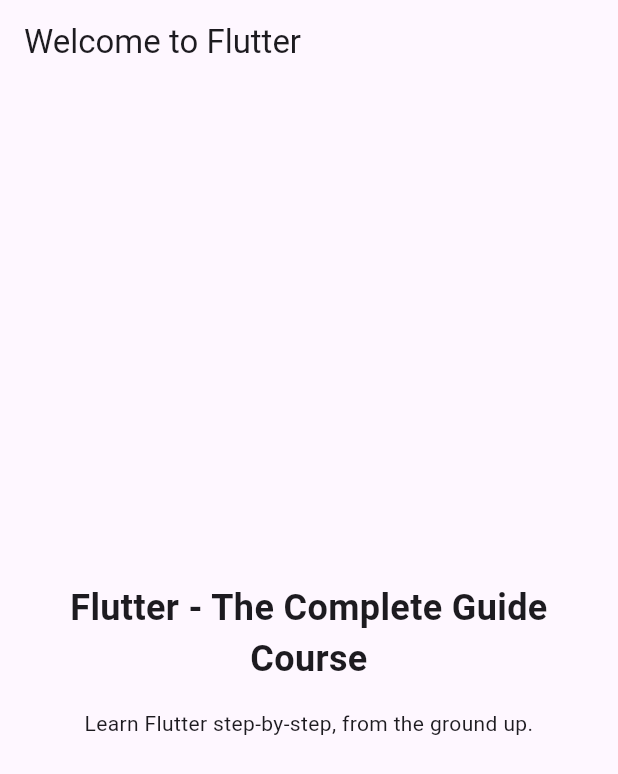
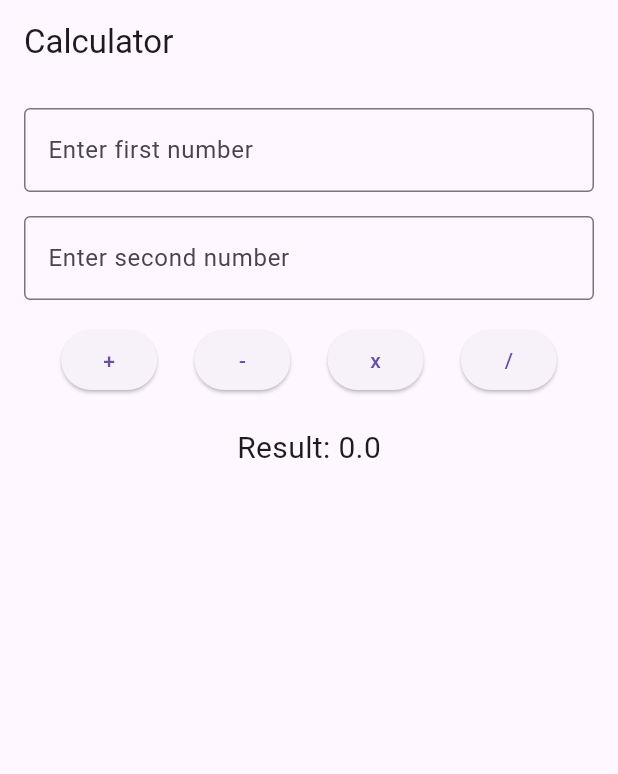
Before and after one commit to Samuel-Tefera/flutter-101, a Flutter app: the screen it shows after launch, on a phone screen of 412 x 824 dp. Shown: the top 774 px of the screen. Run offline on Flutter 3.47's test engine with Material 3 defaults, Android fonts, the phone set to English and light mode, and no system bars.

Commit message:
build simple calculator

```diff
--- a/first_app/lib/main.dart
+++ b/first_app/lib/main.dart
@@ -1,47 +1,97 @@
 import 'package:flutter/material.dart';
 
 void main() {
-  runApp(const MyApp());
+  runApp(MyApp());
 }
 
-// With Flutter, you create user interfaces by combining "widgets"
-// You'll learn all about them (and much more) throughout this course!
 class MyApp extends StatelessWidget {
-  const MyApp({super.key});
-
-  // Every custom widget must have a build() method
-  // It tells Flutter, which widgets make up your custom widget
-  // Again: You'll learn all about that throughout the course!
   @override
   Widget build(BuildContext context) {
-    // Below, a bunch of built-in widgets are used (provided by Flutter)
-    // They will be explained in the next sections
-    // In this course, you will, of course, not just use them a lot but
-    // also learn about many other widgets!
     return MaterialApp(
-      title: 'Flutter First App',
-      theme: ThemeData(useMaterial3: true),
-      home: Scaffold(
-        appBar: AppBar(title: const Text('Welcome to Flutter')),
-        body: Container(
-          width: double.infinity,
-          padding: const EdgeInsets.all(12),
-          child: Column(
-            mainAxisAlignment: MainAxisAlignment.center,
-            crossAxisAlignment: CrossAxisAlignment.center,
-            children: const [
-              Text(
-                'Flutter - The Complete Guide Course',
-                textAlign: TextAlign.center,
-                style: TextStyle(fontSize: 24, fontWeight: FontWeight.bold),
+      home: AddNumbersPage(),
+      debugShowCheckedModeBanner: false,
+    );
+  }
+}
+
+class AddNumbersPage extends StatefulWidget {
+  @override
+  _AddNumbersPageState createState() => _AddNumbersPageState();
+}
+
+class _AddNumbersPageState extends State<AddNumbersPage> {
+  final TextEditingController num1Controller = TextEditingController();
+  final TextEditingController num2Controller = TextEditingController();
+
+  double result = 0;
+
+  double getNum1() => double.tryParse(num1Controller.text) ?? 0;
+  double getNum2() => double.tryParse(num2Controller.text) ?? 0;
+
+  void addNumbers() {
+    setState(() {
+      result = getNum1() + getNum2();
+    });
+  }
+
+  void subtractNumbers() {
+    setState(() {
+      result = getNum1() - getNum2();
+    });
+  }
+
+  void multiplayNumber() {
+    setState(() {
+      result = getNum1() * getNum2();
+    });
+  }
+
+  void divideNumbers() {
+    setState(() {
+      result = getNum1() / getNum2();
+    });
+  }
+
+  @override
+  Widget build(BuildContext context) {
+    return Scaffold(
+      appBar: AppBar(title: Text("Calculator")),
+      body: Padding(
+        padding: const EdgeInsets.all(16.0),
+        child: Column(
+          children: [
+            TextField(
+              controller: num1Controller,
+              keyboardType: TextInputType.number,
+              decoration: InputDecoration(
+                labelText: "Enter first number",
+                border: OutlineInputBorder(),
               ),
-              SizedBox(height: 16),
-              Text(
-                'Learn Flutter step-by-step, from the ground up.',
-                textAlign: TextAlign.center,
+            ),
+            SizedBox(height: 16),
+            TextField(
+              controller: num2Controller,
+              keyboardType: TextInputType.number,
+              decoration: InputDecoration(
+                labelText: "Enter second number",
+                border: OutlineInputBorder(),
               ),
-            ],
-          ),
+            ),
+            SizedBox(height: 16),
+
+            Row(
+              mainAxisAlignment: MainAxisAlignment.spaceEvenly,
+              children: [
+                ElevatedButton(onPressed: addNumbers, child: Text("+")),
+                ElevatedButton(onPressed: subtractNumbers, child: Text("-")),
+                ElevatedButton(onPressed: multiplayNumber, child: Text("x")),
+                ElevatedButton(onPressed: divideNumbers, child: Text("/")),
+              ],
+            ),
+
+            SizedBox(height: 20),
+            Text("Result: $result", style: TextStyle(fontSize: 20)),
+          ],
         ),
       ),
     );
```
